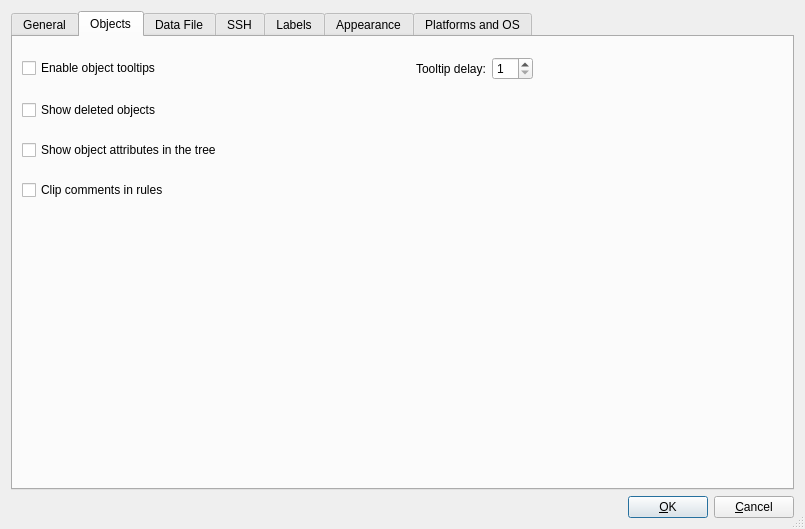
The window that src/gui/prefsdialog_q.ui (fwbuilder/fwbuilder) describes before a commit, drawn with Qt 5.
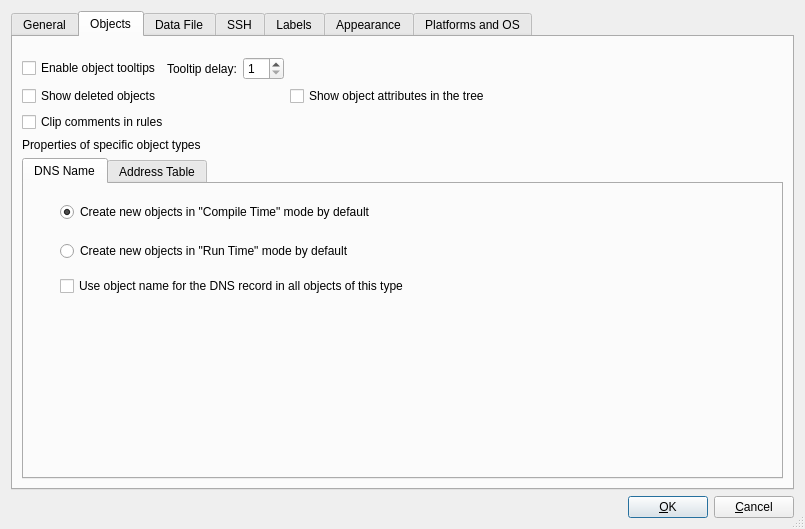
The same window after the commit. The open tabs and pages were chosen to show the change. Icons and pictures are not drawn.

Patch:
```diff
--- a/src/gui/prefsdialog_q.ui
+++ b/src/gui/prefsdialog_q.ui
@@ -19,6 +19,55 @@
    <bool>true</bool>
   </property>
   <layout class="QGridLayout" >
+   <item row="1" column="0" >
+    <layout class="QHBoxLayout" >
+     <item>
+      <spacer>
+       <property name="orientation" >
+        <enum>Qt::Horizontal</enum>
+       </property>
+       <property name="sizeType" >
+        <enum>QSizePolicy::Expanding</enum>
+       </property>
+       <property name="sizeHint" stdset="0" >
+        <size>
+         <width>20</width>
+         <height>20</height>
+        </size>
+       </property>
+      </spacer>
+     </item>
+     <item>
+      <widget class="QPushButton" name="buttonOk" >
+       <property name="text" >
+        <string>&amp;OK</string>
+       </property>
+       <property name="shortcut" >
+        <string/>
+       </property>
+       <property name="autoDefault" >
+        <bool>true</bool>
+       </property>
+       <property name="default" >
+        <bool>true</bool>
+       </property>
+      </widget>
+     </item>
+     <item>
+      <widget class="QPushButton" name="buttonCancel" >
+       <property name="text" >
+        <string>&amp;Cancel</string>
+       </property>
+       <property name="shortcut" >
+        <string/>
+       </property>
+       <property name="autoDefault" >
+        <bool>true</bool>
+       </property>
+      </widget>
+     </item>
+    </layout>
+   </item>
    <item row="0" column="0" >
     <widget class="QTabWidget" name="tabWidget" >
      <property name="currentIndex" >
@@ -187,9 +236,6 @@
        <string>Objects</string>
       </attribute>
       <layout class="QGridLayout" name="gridLayout_2" >
-       <property name="verticalSpacing" >
-        <number>20</number>
-       </property>
        <property name="topMargin" >
         <number>20</number>
        </property>
@@ -201,19 +247,6 @@
         </widget>
        </item>
        <item row="0" column="1" >
-        <spacer name="horizontalSpacer_3" >
-         <property name="orientation" >
-          <enum>Qt::Horizontal</enum>
-         </property>
-         <property name="sizeHint" stdset="0" >
-          <size>
-           <width>106</width>
-           <height>20</height>
-          </size>
-         </property>
-        </spacer>
-       </item>
-       <item row="0" column="2" >
         <widget class="QLabel" name="textLabel1_6" >
          <property name="text" >
           <string>Tooltip delay:</string>
@@ -223,14 +256,14 @@
          </property>
         </widget>
        </item>
-       <item row="0" column="3" >
+       <item row="0" column="2" >
         <widget class="QSpinBox" name="tooltipDelay" >
          <property name="minimum" >
           <number>1</number>
          </property>
         </widget>
        </item>
-       <item row="0" column="4" >
+       <item row="0" column="3" >
         <spacer name="spacer_2" >
          <property name="orientation" >
           <enum>Qt::Horizontal</enum>
@@ -246,39 +279,195 @@
          </property>
         </spacer>
        </item>
-       <item row="1" column="0" colspan="5" >
+       <item row="1" column="0" colspan="3" >
         <widget class="QCheckBox" name="deletedObj" >
          <property name="text" >
           <string>Show deleted objects</string>
          </property>
         </widget>
        </item>
-       <item row="2" column="0" colspan="5" >
+       <item row="1" column="3" >
         <widget class="QCheckBox" name="attributesInTree" >
          <property name="text" >
           <string>Show object attributes in the tree</string>
          </property>
         </widget>
        </item>
-       <item row="3" column="0" colspan="5" >
+       <item row="2" column="0" colspan="4" >
         <widget class="QCheckBox" name="chClipComment" >
          <property name="text" >
           <string>Clip comments in rules</string>
          </property>
         </widget>
        </item>
-       <item row="4" column="2" >
-        <spacer name="verticalSpacer" >
-         <property name="orientation" >
-          <enum>Qt::Vertical</enum>
+       <item row="3" column="0" colspan="4" >
+        <widget class="QLabel" name="label_9" >
+         <property name="text" >
+          <string>Properties of specific object types</string>
          </property>
-         <property name="sizeHint" stdset="0" >
-          <size>
-           <width>20</width>
-           <height>183</height>
-          </size>
+        </widget>
+       </item>
+       <item row="4" column="0" colspan="4" >
+        <widget class="QTabWidget" name="tabWidget_2" >
+         <property name="currentIndex" >
+          <number>0</number>
          </property>
-        </spacer>
+         <widget class="QWidget" name="DNSName" >
+          <attribute name="title" >
+           <string>DNS Name</string>
+          </attribute>
+          <layout class="QGridLayout" name="gridLayout_11" >
+           <property name="horizontalSpacing" >
+            <number>20</number>
+           </property>
+           <item row="0" column="0" >
+            <widget class="QLabel" name="label_10" >
+             <property name="text" >
+              <string/>
+             </property>
+             <property name="pixmap" >
+              <pixmap resource="MainRes.qrc" >:/Icons/DNSName/icon-big</pixmap>
+             </property>
+            </widget>
+           </item>
+           <item row="0" column="1" >
+            <widget class="QFrame" name="frame" >
+             <property name="sizePolicy" >
+              <sizepolicy vsizetype="Preferred" hsizetype="Expanding" >
+               <horstretch>0</horstretch>
+               <verstretch>0</verstretch>
+              </sizepolicy>
+             </property>
+             <property name="frameShape" >
+              <enum>QFrame::NoFrame</enum>
+             </property>
+             <property name="frameShadow" >
+              <enum>QFrame::Raised</enum>
+             </property>
+             <layout class="QGridLayout" name="gridLayout_10" >
+              <property name="leftMargin" >
+               <number>0</number>
+              </property>
+              <property name="verticalSpacing" >
+               <number>19</number>
+              </property>
+              <item row="0" column="0" >
+               <widget class="QRadioButton" name="new_dns_name_compile_tm" >
+                <property name="text" >
+                 <string>Create new objects in "Compile Time" mode by default</string>
+                </property>
+                <property name="checked" >
+                 <bool>true</bool>
+                </property>
+               </widget>
+              </item>
+              <item row="1" column="0" >
+               <widget class="QRadioButton" name="new_dns_name_run_tm" >
+                <property name="text" >
+                 <string>Create new objects in "Run Time" mode by default</string>
+                </property>
+               </widget>
+              </item>
+             </layout>
+            </widget>
+           </item>
+           <item row="1" column="1" >
+            <widget class="QCheckBox" name="use_name_for_dns_record" >
+             <property name="text" >
+              <string>Use object name for the DNS record in all objects of this type</string>
+             </property>
+            </widget>
+           </item>
+           <item row="2" column="1" >
+            <spacer name="verticalSpacer" >
+             <property name="orientation" >
+              <enum>Qt::Vertical</enum>
+             </property>
+             <property name="sizeHint" stdset="0" >
+              <size>
+               <width>20</width>
+               <height>106</height>
+              </size>
+             </property>
+            </spacer>
+           </item>
+          </layout>
+         </widget>
+         <widget class="QWidget" name="AddressTable" >
+          <attribute name="title" >
+           <string>Address Table</string>
+          </attribute>
+          <layout class="QGridLayout" name="gridLayout_13" >
+           <property name="horizontalSpacing" >
+            <number>20</number>
+           </property>
+           <item row="0" column="0" >
+            <widget class="QLabel" name="label_11" >
+             <property name="text" >
+              <string/>
+             </property>
+             <property name="pixmap" >
+              <pixmap resource="MainRes.qrc" >:/Icons/AddressTable/icon-big</pixmap>
+             </property>
+            </widget>
+           </item>
+           <item row="0" column="1" >
+            <widget class="QFrame" name="frame_2" >
+             <property name="sizePolicy" >
+              <sizepolicy vsizetype="Preferred" hsizetype="Expanding" >
+               <horstretch>0</horstretch>
+               <verstretch>0</verstretch>
+              </sizepolicy>
+             </property>
+             <property name="frameShape" >
+              <enum>QFrame::NoFrame</enum>
+             </property>
+             <property name="frameShadow" >
+              <enum>QFrame::Raised</enum>
+             </property>
+             <layout class="QGridLayout" name="gridLayout_12" >
+              <property name="leftMargin" >
+               <number>0</number>
+              </property>
+              <property name="verticalSpacing" >
+               <number>19</number>
+              </property>
+              <item row="0" column="0" >
+               <widget class="QRadioButton" name="new_addr_tbl_compile_tm" >
+                <property name="text" >
+                 <string>Create new objects in "Compile Time" mode by default</string>
+                </property>
+                <property name="checked" >
+                 <bool>true</bool>
+                </property>
+               </widget>
+              </item>
+              <item row="1" column="0" >
+               <widget class="QRadioButton" name="new_addr_tbl_run_tm" >
+                <property name="text" >
+                 <string>Create new objects in "Run Time" mode by default</string>
+                </property>
+               </widget>
+              </item>
+             </layout>
+            </widget>
+           </item>
+           <item row="1" column="1" >
+            <spacer name="verticalSpacer_4" >
+             <property name="orientation" >
+              <enum>Qt::Vertical</enum>
+             </property>
+             <property name="sizeHint" stdset="0" >
+              <size>
+               <width>20</width>
+               <height>136</height>
+              </size>
+             </property>
+            </spacer>
+           </item>
+          </layout>
+         </widget>
+        </widget>
        </item>
       </layout>
      </widget>
@@ -1028,55 +1217,6 @@
      </widget>
     </widget>
    </item>
-   <item row="1" column="0" >
-    <layout class="QHBoxLayout" >
-     <item>
-      <spacer>
-       <property name="orientation" >
-        <enum>Qt::Horizontal</enum>
-       </property>
-       <property name="sizeType" >
-        <enum>QSizePolicy::Expanding</enum>
-       </property>
-       <property name="sizeHint" stdset="0" >
-        <size>
-         <width>20</width>
-         <height>20</height>
-        </size>
-       </property>
-      </spacer>
-     </item>
-     <item>
-      <widget class="QPushButton" name="buttonOk" >
-       <property name="text" >
-        <string>&amp;OK</string>
-       </property>
-       <property name="shortcut" >
-        <string/>
-       </property>
-       <property name="autoDefault" >
-        <bool>true</bool>
-       </property>
-       <property name="default" >
-        <bool>true</bool>
-       </property>
-      </widget>
-     </item>
-     <item>
-      <widget class="QPushButton" name="buttonCancel" >
-       <property name="text" >
-        <string>&amp;Cancel</string>
-       </property>
-       <property name="shortcut" >
-        <string/>
-       </property>
-       <property name="autoDefault" >
-        <bool>true</bool>
-       </property>
-      </widget>
-     </item>
-    </layout>
-   </item>
   </layout>
  </widget>
  <tabstops>
```
Left out of the diff: 6 changed lines with no effect on the pictures.
